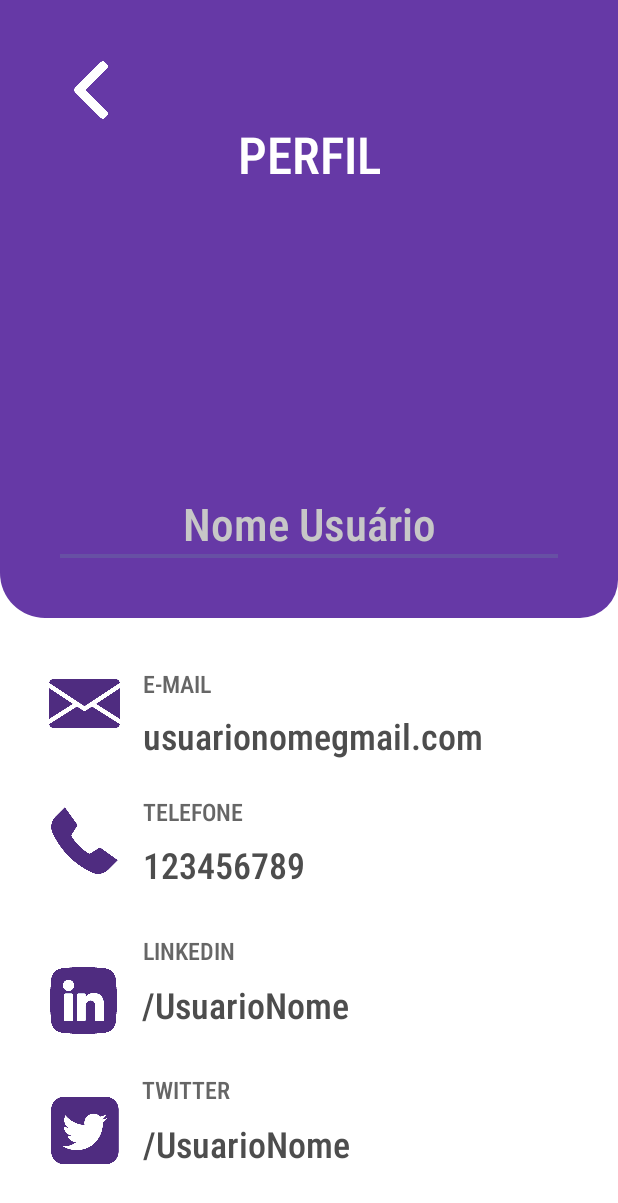
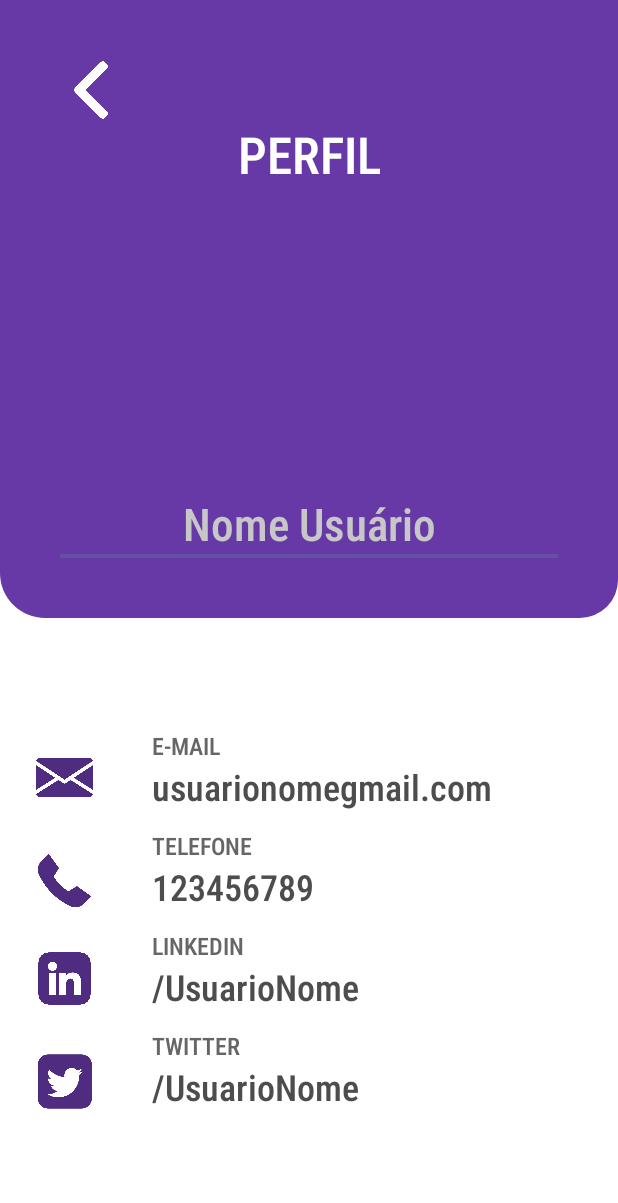
Before and after one commit to WECTI-ONU/elas, an Android app: the telaperfil screen opened directly, with no data from a screen before it, on a phone screen of 412 x 824 dp. Shown: the top 1203 px of the screen. Run offline under Robolectric (Android 15) with nearby library versions, the phone set to English and light mode, and no system bars; Roboto replaces fonts that are not available here.

Commit message:
Adicionado ListView nos icons e nas escritas dos mesmos Precisa: Fazer com que o avatar de perfil padrão aparessa e seja substituido somente se a foto de perfil for selecionada
~Pedro

```diff
--- a/app/src/main/java/br/com/edu/unicid/wectielas/telaperfil.java
+++ b/app/src/main/java/br/com/edu/unicid/wectielas/telaperfil.java
@@ -11,15 +11,10 @@ import androidx.activity.EdgeToEdge;
 import androidx.activity.result.ActivityResultLauncher;
 import androidx.activity.result.contract.ActivityResultContracts;
 import androidx.appcompat.app.AppCompatActivity;
-import androidx.core.graphics.Insets;
-import androidx.core.view.ViewCompat;
-import androidx.core.view.WindowInsetsCompat;
 
 public class telaperfil extends AppCompatActivity {
     ImageView arrow;
     ImageView profileImageView;
-    /*variável que define um launcher (iniciador) de activity,
-     * usado para abrir outra atividade e processar o resultado quando a ação é concluída.*/
     private ActivityResultLauncher<Intent> imagePickerLauncher;
     Button uploadButton;
 
@@ -28,34 +23,26 @@ public class telaperfil extends AppCompatActivity {
         super.onCreate(savedInstanceState);
         EdgeToEdge.enable(this);
         setContentView(R.layout.activity_telaperfil);
-        //Flecha que irei usar para fazer o botão de retorno
+
         arrow = findViewById(R.id.arrow);
         profileImageView = findViewById(R.id.userProfile);
         uploadButton = findViewById(R.id.uploadButton);
 
-        //Launcher = Iniciador de activity
-
-        //registerForActivityResult = método registra um lançador para iniciar a atividade e receber o resultado.
         imagePickerLauncher = registerForActivityResult(
-                //d efine que o tipo de ação que será realizada envolve iniciar uma nova atividade (neste caso, abrir a galeria).
                 new ActivityResultContracts.StartActivityForResult(),
                 result -> {
-                    //verificando o resultado e pegue a imagem selecionada
                     if (result.getResultCode() == RESULT_OK && result.getData() != null) {
-                        //extrai o URI da imagem selecionada, que é o "endereço" da imagem no dispositivo.
                         Uri selectedImage = result.getData().getData();
-                        //seta o endereço da imagem no imageView
-                        profileImageView.setImageURI(selectedImage);
+                        if (selectedImage != null) {
+                            profileImageView.setImageURI(selectedImage); // Atualiza com a nova imagem
+                        }
                     }
                 }
         );
 
-        // Defina a ação do botão de upload para abrir a galeria
         uploadButton.setOnClickListener(v -> {
-            //cria um Intent que especifica a ação de abrir a galeria de imagens (usando Intent.ACTION_PICK)
-            //e a localização do conteúdo, neste caso, as imagens armazenadas
             Intent intent = new Intent(Intent.ACTION_PICK, MediaStore.Images.Media.EXTERNAL_CONTENT_URI);
-            imagePickerLauncher.launch(intent); // Abra a galeria
+            imagePickerLauncher.launch(intent);
         });
     }
 }
--- a/app/src/main/res/layout/activity_telaperfil.xml
+++ b/app/src/main/res/layout/activity_telaperfil.xml
@@ -65,17 +65,122 @@
 
     </LinearLayout>
 
+    <LinearLayout
+        android:id="@+id/linearLayout2"
+        android:layout_width="59dp"
+        android:layout_height="248dp"
+        android:layout_marginStart="8dp"
+        android:orientation="vertical"
+        app:layout_constraintBottom_toBottomOf="parent"
+        app:layout_constraintStart_toStartOf="parent"
+        app:layout_constraintTop_toBottomOf="@+id/linearLayout"
+        app:layout_constraintVertical_bias="0.505">
+
+        <ImageView
+            android:id="@+id/emailIcon"
+            android:layout_width="54dp"
+            android:layout_height="47dp"
+            android:paddingStart="16dp"
+            app:srcCompat="@drawable/emailicon" />
+
+        <Space
+            android:layout_width="match_parent"
+            android:layout_height="21dp" />
+
         <ImageView
             android:id="@+id/iphoneIcon"
             android:layout_width="54dp"
             android:layout_height="47dp"
-        app:layout_constraintBottom_toTopOf="@+id/linkedinIcon"
-        app:layout_constraintEnd_toStartOf="@+id/title3"
-        app:layout_constraintHorizontal_bias="0.707"
-        app:layout_constraintStart_toStartOf="parent"
-        app:layout_constraintTop_toBottomOf="@+id/emailIcon"
-        app:layout_constraintVertical_bias="0.428"
+            android:paddingStart="16dp"
             app:srcCompat="@drawable/phoneicon" />
+
+        <Space
+            android:layout_width="match_parent"
+            android:layout_height="18dp" />
+
+        <ImageView
+            android:id="@+id/linkedinIcon"
+            android:layout_width="54dp"
+            android:layout_height="47dp"
+            android:paddingStart="16dp"
+            app:srcCompat="@drawable/linkedinicon" />
+
+        <Space
+            android:layout_width="match_parent"
+            android:layout_height="21dp" />
+
+        <ImageView
+            android:id="@+id/twitterIcon"
+            android:layout_width="54dp"
+            android:layout_height="47dp"
+            android:paddingStart="16dp"
+            app:srcCompat="@drawable/twittericon" />
+
+    </LinearLayout>
+
+    <LinearLayout
+        android:layout_width="261dp"
+        android:layout_height="260dp"
+        android:orientation="vertical"
+        app:layout_constraintBottom_toBottomOf="parent"
+        app:layout_constraintEnd_toEndOf="parent"
+        app:layout_constraintHorizontal_bias="0.409"
+        app:layout_constraintStart_toEndOf="@+id/linearLayout2"
+        app:layout_constraintTop_toBottomOf="@+id/linearLayout"
+        app:layout_constraintVertical_bias="0.488">
+
+        <TextView
+            android:id="@+id/title3"
+            android:layout_width="wrap_content"
+            android:layout_height="wrap_content"
+            android:fontFamily="sans-serif-condensed-medium"
+            android:text="E-MAIL"
+            android:textColor="#666666"
+            android:textSize="16sp" />
+
+        <TextView
+            android:id="@+id/emailTexto"
+            android:layout_width="wrap_content"
+            android:layout_height="wrap_content"
+            android:fontFamily="sans-serif-condensed-medium"
+            android:text="usuarionomegmail.com"
+            android:textColor="#4D4D4D"
+            android:textSize="24sp" />
+
+        <Space
+            android:layout_width="match_parent"
+            android:layout_height="12dp" />
+
+        <TextView
+            android:id="@+id/title3"
+            android:layout_width="wrap_content"
+            android:layout_height="wrap_content"
+            android:fontFamily="sans-serif-condensed-medium"
+            android:text="TELEFONE"
+            android:textColor="#666666"
+            android:textSize="16sp" />
+
+        <TextView
+            android:id="@+id/telefoneTexto"
+            android:layout_width="wrap_content"
+            android:layout_height="wrap_content"
+            android:fontFamily="sans-serif-condensed-medium"
+            android:text="123456789"
+            android:textColor="#4D4D4D"
+            android:textSize="24sp" />
+
+        <Space
+            android:layout_width="match_parent"
+            android:layout_height="12dp" />
+
+        <TextView
+            android:id="@+id/title4"
+            android:layout_width="wrap_content"
+            android:layout_height="wrap_content"
+            android:fontFamily="sans-serif-condensed-medium"
+            android:text="LINKEDIN"
+            android:textColor="#666666"
+            android:textSize="16sp" />
 
         <TextView
             android:id="@+id/telefoneTexto"
@@ -84,70 +189,20 @@
             android:fontFamily="sans-serif-condensed-medium"
             android:text="/UsuarioNome"
             android:textColor="#4D4D4D"
-        android:textSize="24sp"
-        app:layout_constraintBottom_toBottomOf="parent"
-        app:layout_constraintEnd_toEndOf="parent"
-        app:layout_constraintHorizontal_bias="0.063"
-        app:layout_constraintStart_toEndOf="@+id/linkedinIcon"
-        app:layout_constraintTop_toBottomOf="@+id/linearLayout"
-        app:layout_constraintVertical_bias="0.637" />
+            android:textSize="24sp" />
 
-    <ImageView
-        android:id="@+id/linkedinIcon"
-        android:layout_width="54dp"
-        android:layout_height="47dp"
-        app:layout_constraintBottom_toTopOf="@+id/twitterIcon"
-        app:layout_constraintEnd_toStartOf="@+id/title4"
-        app:layout_constraintHorizontal_bias="0.707"
-        app:layout_constraintStart_toStartOf="parent"
-        app:layout_constraintTop_toBottomOf="@+id/emailIcon"
-        app:layout_constraintVertical_bias="0.794"
-        app:srcCompat="@drawable/linkedinicon" />
+        <Space
+            android:layout_width="match_parent"
+            android:layout_height="12dp" />
 
         <TextView
             android:id="@+id/title4"
             android:layout_width="wrap_content"
             android:layout_height="wrap_content"
             android:fontFamily="sans-serif-condensed-medium"
-        android:text="LINKEDIN"
+            android:text="TWITTER"
             android:textColor="#666666"
-        android:textSize="16sp"
-        app:layout_constraintBottom_toBottomOf="parent"
-        app:layout_constraintEnd_toEndOf="parent"
-        app:layout_constraintHorizontal_bias="0.272"
-        app:layout_constraintStart_toStartOf="parent"
-        app:layout_constraintTop_toBottomOf="@+id/linearLayout"
-        app:layout_constraintVertical_bias="0.54" />
-
-    <TextView
-        android:id="@+id/emailTexto"
-        android:layout_width="wrap_content"
-        android:layout_height="wrap_content"
-        android:fontFamily="sans-serif-condensed-medium"
-        android:text="usuarionomegmail.com"
-        android:textColor="#4D4D4D"
-        android:textSize="24sp"
-        app:layout_constraintBottom_toBottomOf="parent"
-        app:layout_constraintEnd_toEndOf="parent"
-        app:layout_constraintHorizontal_bias="0.115"
-        app:layout_constraintStart_toEndOf="@+id/emailIcon"
-        app:layout_constraintTop_toBottomOf="@+id/linearLayout"
-        app:layout_constraintVertical_bias="0.163" />
-
-    <TextView
-        android:id="@+id/title3"
-        android:layout_width="wrap_content"
-        android:layout_height="wrap_content"
-        android:fontFamily="sans-serif-condensed-medium"
-        android:text="E-MAIL"
-        android:textColor="#666666"
-        android:textSize="16sp"
-        app:layout_constraintBottom_toBottomOf="parent"
-        app:layout_constraintEnd_toEndOf="parent"
-        app:layout_constraintHorizontal_bias="0.26"
-        app:layout_constraintStart_toStartOf="parent"
-        app:layout_constraintTop_toBottomOf="@+id/linearLayout"
-        app:layout_constraintVertical_bias="0.083" />
+            android:textSize="16sp" />
 
         <TextView
             android:id="@+id/telefoneTexto"
@@ -156,81 +211,7 @@
             android:fontFamily="sans-serif-condensed-medium"
             android:text="/UsuarioNome"
             android:textColor="#4D4D4D"
-        android:textSize="24sp"
-        app:layout_constraintBottom_toBottomOf="parent"
-        app:layout_constraintEnd_toEndOf="parent"
-        app:layout_constraintHorizontal_bias="0.347"
-        app:layout_constraintStart_toStartOf="parent"
-        app:layout_constraintTop_toBottomOf="@+id/linearLayout"
-        app:layout_constraintVertical_bias="0.881" />
-
-    <ImageView
-        android:id="@+id/twitterIcon"
-        android:layout_width="54dp"
-        android:layout_height="47dp"
-        app:layout_constraintBottom_toBottomOf="parent"
-        app:layout_constraintEnd_toStartOf="@+id/telefoneTexto"
-        app:layout_constraintHorizontal_bias="0.707"
-        app:layout_constraintStart_toStartOf="parent"
-        app:layout_constraintTop_toTopOf="parent"
-        app:layout_constraintVertical_bias="0.94"
-        app:srcCompat="@drawable/twittericon" />
-
-    <TextView
-        android:id="@+id/title4"
-        android:layout_width="wrap_content"
-        android:layout_height="wrap_content"
-        android:fontFamily="sans-serif-condensed-medium"
-        android:text="TWITTER"
-        android:textColor="#666666"
-        android:textSize="16sp"
-        app:layout_constraintBottom_toBottomOf="parent"
-        app:layout_constraintEnd_toEndOf="parent"
-        app:layout_constraintHorizontal_bias="0.269"
-        app:layout_constraintStart_toStartOf="parent"
-        app:layout_constraintTop_toBottomOf="@+id/linearLayout"
-        app:layout_constraintVertical_bias="0.777" />
-
-    <ImageView
-        android:id="@+id/emailIcon"
-        android:layout_width="54dp"
-        android:layout_height="47dp"
-        app:layout_constraintBottom_toBottomOf="parent"
-        app:layout_constraintEnd_toStartOf="@+id/title3"
-        app:layout_constraintHorizontal_bias="0.707"
-        app:layout_constraintStart_toStartOf="parent"
-        app:layout_constraintTop_toBottomOf="@+id/linearLayout"
-        app:layout_constraintVertical_bias="0.091"
-        app:srcCompat="@drawable/emailicon" />
-
-    <TextView
-        android:id="@+id/telefoneTexto"
-        android:layout_width="wrap_content"
-        android:layout_height="wrap_content"
-        android:fontFamily="sans-serif-condensed-medium"
-        android:text="123456789"
-        android:textColor="#4D4D4D"
-        android:textSize="24sp"
-        app:layout_constraintBottom_toBottomOf="parent"
-        app:layout_constraintEnd_toEndOf="parent"
-        app:layout_constraintHorizontal_bias="0.055"
-        app:layout_constraintStart_toEndOf="@+id/iphoneIcon"
-        app:layout_constraintTop_toBottomOf="@+id/linearLayout"
-        app:layout_constraintVertical_bias="0.39" />
-
-    <TextView
-        android:id="@+id/title3"
-        android:layout_width="wrap_content"
-        android:layout_height="wrap_content"
-        android:fontFamily="sans-serif-condensed-medium"
-        android:text="TELEFONE"
-        android:textColor="#666666"
-        android:textSize="16sp"
-        app:layout_constraintBottom_toBottomOf="parent"
-        app:layout_constraintEnd_toEndOf="parent"
-        app:layout_constraintHorizontal_bias="0.276"
-        app:layout_constraintStart_toStartOf="parent"
-        app:layout_constraintTop_toBottomOf="@+id/linearLayout"
-        app:layout_constraintVertical_bias="0.302" />
+            android:textSize="24sp" />
+    </LinearLayout>
 
 </androidx.constraintlayout.widget.ConstraintLayout>
```
Lines whose indentation alone changed are shown as unchanged.
